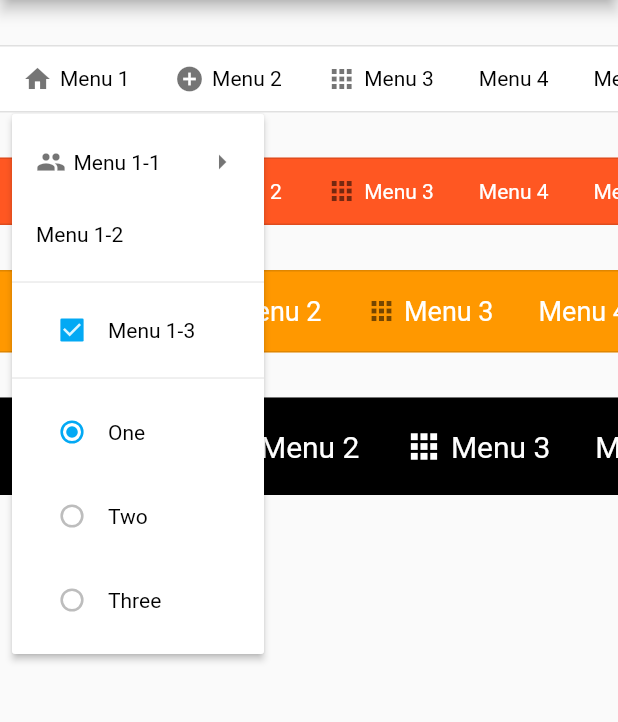
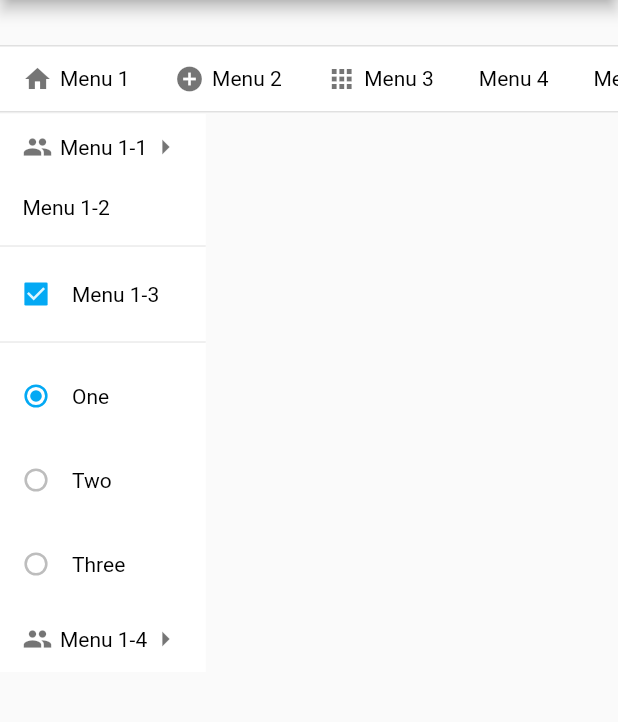
Before and after one commit to bosskmk/pluto_menu_bar, a Flutter app: the screen it shows after launch, after a tap on "Menu 1", on a phone screen of 412 x 824 dp, the part 84-806 px from its top. Run offline on Flutter 3.47's test engine with Material 2 defaults, Android fonts, the phone set to English and light mode, and no system bars.

```diff
--- a/example/lib/main.dart
+++ b/example/lib/main.dart
@@ -98,6 +98,31 @@ class PlutoMenuBarDemo extends StatelessWidget {
               }
             },
           ),
+          PlutoMenuItem(
+            title: 'Menu 1-4',
+            icon: Icons.group,
+            onTap: () => message(context, 'Menu 1-4 tap'),
+            children: [
+              PlutoMenuItem(
+                title: 'Menu 1-4-1',
+                onTap: () => message(context, 'Menu 1-4-1 tap'),
+                children: [
+                  PlutoMenuItem(
+                    title: 'Menu 1-4-1-1',
+                    onTap: () => message(context, 'Menu 1-4-1-1 tap'),
+                  ),
+                  PlutoMenuItem(
+                    title: 'Menu 1-4-1-2',
+                    onTap: () => message(context, 'Menu 1-4-1-2 tap'),
+                  ),
+                ],
+              ),
+              PlutoMenuItem(
+                title: 'Menu 1-4-2',
+                onTap: () => message(context, 'Menu 1-4-2 tap'),
+              ),
+            ],
+          ),
         ],
       ),
       PlutoMenuItem(
@@ -168,37 +193,37 @@ class PlutoMenuBarDemo extends StatelessWidget {
           menus: getMenus(context),
         ),
         const SizedBox(height: 30),
-        PlutoMenuBar(
-          backgroundColor: Colors.deepOrange,
-          activatedColor: Colors.white,
-          indicatorColor: Colors.deepOrange,
-          textStyle: const TextStyle(color: Colors.white),
-          moreIconColor: Colors.white,
-          menus: getMenus(context),
-        ),
-        const SizedBox(height: 30),
-        PlutoMenuBar(
-          backgroundColor: Colors.orange,
-          activatedColor: Colors.white,
-          indicatorColor: Colors.orange,
-          textStyle: const TextStyle(color: Colors.white, fontSize: 18),
-          height: 55,
-          moreIconColor: Colors.white,
-          menus: getMenus(context),
-        ),
-        const SizedBox(height: 30),
-        PlutoMenuBar(
-          backgroundColor: Colors.black,
-          activatedColor: Colors.white,
-          unselectedColor: Colors.white70,
-          indicatorColor: Colors.black,
-          textStyle: const TextStyle(color: Colors.white, fontSize: 20),
-          height: 65,
-          menuIconColor: Colors.white,
-          menuIconSize: 26,
-          moreIconColor: Colors.white,
-          menus: getMenus(context),
-        ),
+        // PlutoMenuBar(
+        //   backgroundColor: Colors.deepOrange,
+        //   activatedColor: Colors.white,
+        //   indicatorColor: Colors.deepOrange,
+        //   textStyle: const TextStyle(color: Colors.white),
+        //   moreIconColor: Colors.white,
+        //   menus: getMenus(context),
+        // ),
+        // const SizedBox(height: 30),
+        // PlutoMenuBar(
+        //   backgroundColor: Colors.orange,
+        //   activatedColor: Colors.white,
+        //   indicatorColor: Colors.orange,
+        //   textStyle: const TextStyle(color: Colors.white, fontSize: 18),
+        //   height: 55,
+        //   moreIconColor: Colors.white,
+        //   menus: getMenus(context),
+        // ),
+        // const SizedBox(height: 30),
+        // PlutoMenuBar(
+        //   backgroundColor: Colors.black,
+        //   activatedColor: Colors.white,
+        //   unselectedColor: Colors.white70,
+        //   indicatorColor: Colors.black,
+        //   textStyle: const TextStyle(color: Colors.white, fontSize: 20),
+        //   height: 65,
+        //   menuIconColor: Colors.white,
+        //   menuIconSize: 26,
+        //   moreIconColor: Colors.white,
+        //   menus: getMenus(context),
+        // ),
       ],
     );
   }
--- a/lib/src/pluto_menu_bar.dart
+++ b/lib/src/pluto_menu_bar.dart
@@ -1,4 +1,6 @@
 // ignore_for_file: unused_element
+
+import 'dart:collection';
 
 import 'package:flutter/gestures.dart';
 import 'package:flutter/material.dart';
@@ -157,7 +159,9 @@ class PlutoMenuItem {
     this.enable = true,
     this.onTap,
     this.children,
-  }) : _key = GlobalKey();
+  }) : _key = GlobalKey() {
+    _setParent();
+  }
 
   factory PlutoMenuItem.checkbox({
     required String title,
@@ -228,17 +232,34 @@ class PlutoMenuItem {
 
   PlutoMenuItemType get type => PlutoMenuItemType.button;
 
-  late final GlobalKey _key;
+  final GlobalKey _key;
 
   bool _isBack = false;
 
   Offset get _position {
+    if (_key.currentContext == null) return Offset.zero;
+
     RenderBox box = _key.currentContext!.findRenderObject() as RenderBox;
 
     return box.localToGlobal(Offset.zero);
   }
 
+  Size get _size {
+    if (_key.currentContext == null) return Size.zero;
+
+    RenderBox box = _key.currentContext!.findRenderObject() as RenderBox;
+
+    return box.size;
+  }
+
   bool get _hasChildren => children != null && children!.length > 0;
+
+  PlutoMenuItem? _parent;
+
+  void _setParent() {
+    if (!_hasChildren) return;
+    children!.forEach((e) => e._parent = this);
+  }
 }
 
 class PlutoMenuItemCheckbox extends PlutoMenuItem {
@@ -311,15 +332,15 @@ class _MenuWidget extends StatefulWidget {
 
   final bool showBackButton;
 
-  final double? height;
+  final double height;
 
-  final Color? backgroundColor;
+  final Color backgroundColor;
 
-  final Color? menuIconColor;
+  final Color menuIconColor;
 
-  final double? menuIconSize;
+  final double menuIconSize;
 
-  final Color? moreIconColor;
+  final Color moreIconColor;
 
   final double iconScale;
 
@@ -339,11 +360,11 @@ class _MenuWidget extends StatefulWidget {
     this.menu, {
     this.goBackButtonText = 'Go back',
     this.showBackButton = true,
-    this.height,
-    this.backgroundColor,
-    this.menuIconColor,
-    this.menuIconSize,
-    this.moreIconColor,
+    this.height = 45,
+    this.backgroundColor = Colors.white,
+    this.menuIconColor = Colors.black54,
+    this.menuIconSize = 20,
+    this.moreIconColor = Colors.black54,
     this.iconScale = 0.86,
     this.unselectedColor = Colors.black12,
     this.activatedColor = Colors.blue,
@@ -360,6 +381,10 @@ class _MenuWidget extends StatefulWidget {
 class _MenuWidgetState extends State<_MenuWidget> {
   bool _disposed = false;
 
+  SplayTreeMap<String, OverlayEntry> _popups = SplayTreeMap();
+
+  Set<String> _hoveredPopupKey = {};
+
   @override
   void dispose() {
     _disposed = true;
@@ -369,28 +394,24 @@ class _MenuWidgetState extends State<_MenuWidget> {
 
   void openMenu(PlutoMenuItem menu) async {
     if (widget.menu._hasChildren) {
-      PlutoMenuItem? selectedMenu = await showSubMenu(widget.menu);
-
-      if (selectedMenu?.onTap != null) {
-        selectedMenu!.onTap!();
-      }
+      showSubMenu(widget.menu);
     } else if (widget.menu.onTap != null) {
       widget.menu.onTap!();
     }
   }
 
-  Future<PlutoMenuItem?> showSubMenu(
+  void showSubMenu(
     PlutoMenuItem menu, {
     PlutoMenuItem? previousMenu,
     int? stackIdx,
     List<PlutoMenuItem>? stack,
   }) async {
     if (!menu._hasChildren) {
-      return menu;
+      return;
     }
 
     if (_disposed) {
-      return Future.value();
+      return;
     }
 
     final items = [...menu.children!];
@@ -403,106 +424,159 @@ class _MenuWidgetState extends State<_MenuWidget> {
         ));
     }
 
-    PlutoMenuItem? _selectedMenu = await _showPopupMenu(
+    _showPopupMenu(
+      menu,
       context,
       items,
     );
-
-    if (_selectedMenu == null) {
-      return null;
   }
 
-    PlutoMenuItem? _previousMenu = menu;
-
-    if (!_selectedMenu._hasChildren) {
-      return _selectedMenu;
-    }
-
-    if (_selectedMenu._isBack) {
-      stackIdx ??= 0;
-      --stackIdx;
-      if (stackIdx < 0) {
-        _previousMenu = null;
-      } else {
-        _previousMenu = stack![stackIdx];
-      }
-    } else {
-      if (stackIdx == null) {
-        stackIdx = 0;
-        stack = [menu];
-      } else {
-        stackIdx += 1;
-        stack!.add(menu);
-      }
-    }
-
-    return await showSubMenu(
-      _selectedMenu,
-      previousMenu: _previousMenu,
-      stackIdx: stackIdx,
-      stack: stack,
-    );
-  }
-
-  Future<PlutoMenuItem?> _showPopupMenu(
+  void _showPopupMenu(
+    PlutoMenuItem menu,
     BuildContext context,
     List<PlutoMenuItem> menuItems,
   ) async {
     if (_disposed) {
-      return Future.value();
+      return;
     }
+
+    if (_popups.containsKey(menu._key.toString())) return;
 
     final RenderBox overlay =
         Overlay.of(context)!.context.findRenderObject() as RenderBox;
 
-    final Offset position = widget.menu._position + Offset(0, widget.height!);
+    final Offset menuPosition = menu._position;
+    final Size menuSize = menu._size;
+    final bool rootMenu = menu._parent == null;
+    final Offset positionOffset = rootMenu
+        ? Offset(0, widget.height)
+        : Offset(
+            menuSize.width - 10,
+            10,
+          );
 
-    return await showMenu(
-      context: context,
-      position: RelativeRect.fromLTRB(
-        position.dx,
-        position.dy,
-        position.dx + overlay.size.width,
-        position.dy + overlay.size.height,
-      ),
-      items: menuItems.map((menu) {
+    Offset position = menuPosition + positionOffset;
+    double? top = position.dy;
+    double? left = position.dx;
+    double? right;
+    double? bottom;
+
+    if (position.dx + menuSize.width > overlay.size.width) {
+      if (rootMenu) {
+        left = null;
+        right = 0;
+      } else {
+        left = null;
+        right = overlay.size.width - menuPosition.dx;
+      }
+    }
+
+    _popups[menu._key.toString()] = OverlayEntry(
+      builder: (c) {
+        return Positioned(
+          top: top,
+          left: left,
+          right: right,
+          bottom: bottom,
+          child: Material(
+            child: ConstrainedBox(
+              constraints: BoxConstraints.loose(overlay.size),
+              child: MouseRegion(
+                onHover: (event) async {
+                  _hoveredPopupKey.add(menu._key.toString());
+                  var current = menu._parent;
+                  while (current != null) {
+                    _hoveredPopupKey.add(current._key.toString());
+                    current = current._parent;
+                  }
+                },
+                onExit: (event) {
+                  _hoveredPopupKey.clear();
+                  Future.delayed(const Duration(milliseconds: 60), () {
+                    if (!_hoveredPopupKey.contains(menu._key.toString())) {
+                      _popups[menu._key.toString()]?.remove();
+                      _popups.remove(menu._key.toString());
+                    }
+
+                    if (_hoveredPopupKey.isEmpty) {
+                      _popups.forEach((k, v) => v.remove());
+                      _popups.clear();
+                    }
+                  });
+                },
+                child: IntrinsicWidth(
+                  child: Column(
+                      mainAxisSize: MainAxisSize.min,
+                      children: menuItems.map((item) {
                         Widget menuItem;
-        double height = kMinInteractiveDimension;
-        EdgeInsets? padding;
-
-        switch (menu.type) {
+                        switch (item.type) {
                           case PlutoMenuItemType.button:
-            menuItem = _buildButtonItem(menu);
+                            menuItem = _buildButtonItem(item);
                             break;
                           case PlutoMenuItemType.checkbox:
-            menuItem = _buildCheckboxItem(menu);
+                            menuItem = _buildCheckboxItem(item);
                             break;
                           case PlutoMenuItemType.radio:
-            menuItem = _buildRadioItem(menu);
+                            menuItem = _buildRadioItem(item);
                             break;
                           case PlutoMenuItemType.divider:
-            menuItem = _buildDividerItem(menu as PlutoMenuItemDivider);
-            height = menu.height;
-            padding = EdgeInsets.only(left: 0, right: 0);
+                            menuItem = _buildDividerItem(item);
                             break;
                         }
+                        return menuItem;
+                      }).toList()),
+                ),
+              ),
+            ),
+          ),
+        );
+      },
+    );
 
-        return PopupMenuItem<PlutoMenuItem>(
-          value: menu,
-          child: menuItem,
-          enabled: menu.enable,
-          height: height,
-          padding: padding,
-        );
-      }).toList(),
-      elevation: 2.0,
-      color: widget.backgroundColor,
-      useRootNavigator: true,
-    );
+    Overlay.of(context)!.insert(_popups[menu._key.toString()]!);
   }
 
   Widget _buildButtonItem(PlutoMenuItem _menu) {
-    return Row(
+    final currentPopupKey = _menu._key.toString();
+    return InkWell(
+      onTap: _menu.onTap,
+      key: _menu._key,
+      child: ColoredBox(
+        color: widget.backgroundColor,
+        child: Padding(
+          padding: EdgeInsets.symmetric(horizontal: 15, vertical: 10),
+          child: MouseRegion(
+            onHover: (event) async {
+              if (_menu._hasChildren) {
+                _hoveredPopupKey.add(_menu._key.toString());
+                var current = _menu._parent;
+                while (current != null) {
+                  _hoveredPopupKey.add(current._key.toString());
+                  current = current._parent;
+                }
+
+                Future.delayed(const Duration(milliseconds: 30), () {
+                  showSubMenu(_menu);
+                });
+              }
+            },
+            onExit: (event) {
+              if (_menu._hasChildren) {
+                _hoveredPopupKey.clear();
+                Future.delayed(const Duration(milliseconds: 60), () {
+                  if (!_hoveredPopupKey.contains(currentPopupKey)) {
+                    _popups[currentPopupKey]?.remove();
+                    _popups.remove(currentPopupKey);
+                  }
+
+                  if (_hoveredPopupKey.isEmpty) {
+                    _popups.forEach((k, v) => v.remove());
+                    _popups.clear();
+                  }
+                });
+              }
+            },
+            child: Row(
               mainAxisAlignment: MainAxisAlignment.spaceBetween,
               children: [
                 if (_menu.icon != null) ...[
@@ -523,19 +597,26 @@ class _MenuWidgetState extends State<_MenuWidget> {
                     overflow: TextOverflow.visible,
                   ),
                 ),
-        if (_menu._hasChildren && !_menu._isBack)
+                if (_menu._hasChildren)
                   Icon(
                     Icons.arrow_right,
                     color: widget.moreIconColor,
                   ),
               ],
+            ),
+          ),
+        ),
+      ),
     );
   }
 
   Widget _buildCheckboxItem(PlutoMenuItem _menu) {
     final checkboxItem = _menu as PlutoMenuItemCheckbox;
     bool? checked = checkboxItem.initialCheckValue;
-    return Row(
+    return ColoredBox(
+      color: widget.backgroundColor,
+      child: Row(
+        key: _menu._key,
         mainAxisSize: MainAxisSize.max,
         mainAxisAlignment: MainAxisAlignment.start,
         children: [
@@ -579,13 +660,17 @@ class _MenuWidgetState extends State<_MenuWidget> {
               color: widget.moreIconColor,
             ),
         ],
+      ),
     );
   }
 
   Widget _buildRadioItem(PlutoMenuItem _menu) {
     final radioItem = _menu as PlutoMenuItemRadio;
     Object? selectedItem = radioItem.initialRadioValue;
-    return StatefulBuilder(
+    return ColoredBox(
+      color: widget.backgroundColor,
+      child: StatefulBuilder(
+        key: _menu._key,
         builder: (_, setState) {
           return Column(
             mainAxisAlignment: MainAxisAlignment.spaceBetween,
@@ -625,17 +710,22 @@ class _MenuWidgetState extends State<_MenuWidget> {
             }).toList(growable: false),
           );
         },
+      ),
     );
   }
 
   Widget _buildDividerItem(PlutoMenuItem _menu) {
     final dividerItem = _menu as PlutoMenuItemDivider;
 
-    return Divider(
+    return ColoredBox(
+      color: widget.backgroundColor,
+      child: Divider(
+        key: _menu._key,
         color: dividerItem.color,
         indent: dividerItem.indent,
         endIndent: dividerItem.endIndent,
         thickness: dividerItem.thickness,
+      ),
     );
   }
 
@@ -644,6 +734,36 @@ class _MenuWidgetState extends State<_MenuWidget> {
     return Container(
       height: widget.height,
       padding: widget.padding,
+      child: MouseRegion(
+        onHover: (event) async {
+          _hoveredPopupKey.clear();
+
+          if (!widget.menu._hasChildren) return;
+
+          var current = widget.menu._parent;
+          while (current != null) {
+            _hoveredPopupKey.add(current._key.toString());
+            current = current._parent;
+          }
+
+          Future.delayed(const Duration(milliseconds: 30), () {
+            showSubMenu(widget.menu);
+          });
+        },
+        onExit: (event) {
+          _hoveredPopupKey.clear();
+          Future.delayed(const Duration(milliseconds: 60), () {
+            if (!_hoveredPopupKey.contains(widget.menu._key.toString())) {
+              _popups[widget.menu._key.toString()]?.remove();
+              _popups.remove(widget.menu._key.toString());
+            }
+
+            if (_hoveredPopupKey.isEmpty) {
+              _popups.forEach((k, v) => v.remove());
+              _popups.clear();
+            }
+          });
+        },
         child: InkWell(
           onTap: () async {
             openMenu(widget.menu);
@@ -668,6 +788,7 @@ class _MenuWidgetState extends State<_MenuWidget> {
             ],
           ),
         ),
+      ),
     );
   }
 }
```
Lines whose indentation alone changed are shown as unchanged.
